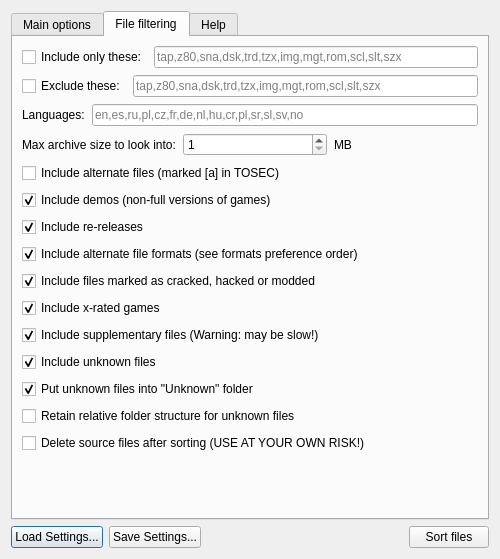
ladyeklipse/ZX-Pokemaster, file ui/SorterLauncher.ui: the form before one commit.
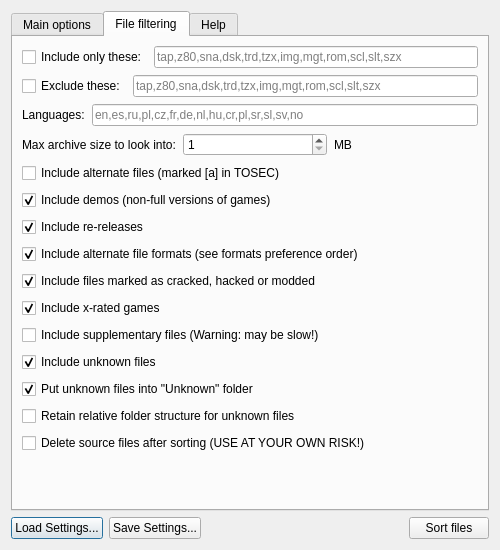
The form after the commit. Icons and pictures are not drawn.

The edit to the form file:
```diff
--- a/ui/SorterLauncher.ui
+++ b/ui/SorterLauncher.ui
@@ -7,7 +7,7 @@
     <x>0</x>
     <y>0</y>
     <width>500</width>
-    <height>559</height>
+    <height>550</height>
    </rect>
   </property>
   <property name="sizePolicy">
@@ -494,7 +494,7 @@
           <string>Include supplementary files (Warning: may be slow!)</string>
          </property>
          <property name="checked">
-          <bool>true</bool>
+          <bool>false</bool>
          </property>
         </widget>
        </item>
```
Left out of the diff: 5 changed lines with no effect on the pictures.
